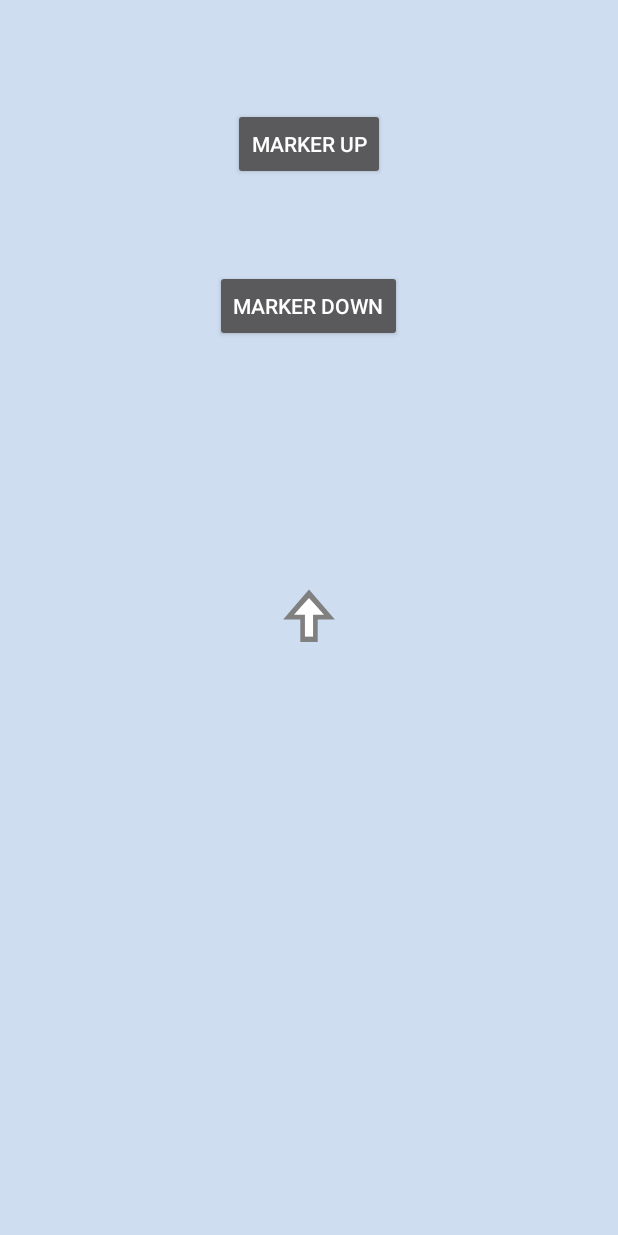
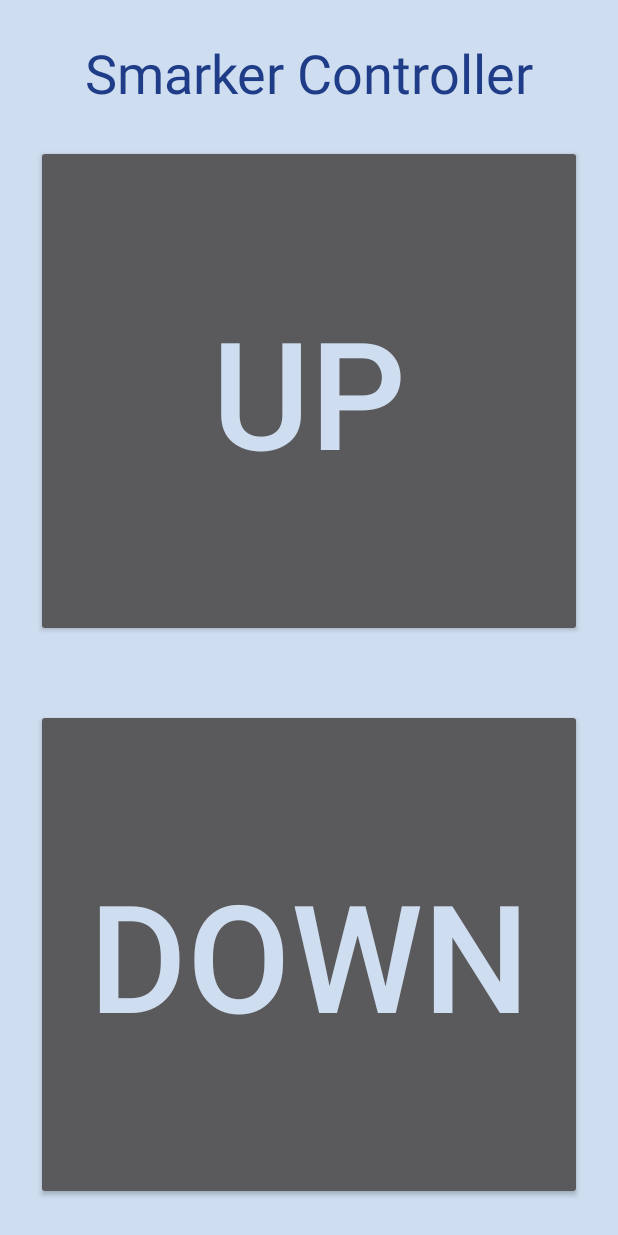
Before and after one commit to heynevets/Smarker, an Android app: the screen it shows after launch (ControlPanel), on a phone screen of 412 x 824 dp. Run offline under Robolectric (Android 15) with nearby library versions, the phone set to English and light mode, and no system bars.

Commit message:
add deliverables

```diff
--- a/Android/app/build.gradle
+++ b/Android/app/build.gradle
@@ -6,7 +6,7 @@ android {
     compileSdkVersion 28
     defaultConfig {
         applicationId "com.tingyuyeh.smarkerandroid"
-        minSdkVersion 23
+        minSdkVersion 21
         targetSdkVersion 28
         versionCode 1
         versionName "1.0"
--- a/Android/app/src/main/java/com/tingyuyeh/smarkerandroid/ControlPanel.java
+++ b/Android/app/src/main/java/com/tingyuyeh/smarkerandroid/ControlPanel.java
@@ -53,37 +53,37 @@ public class ControlPanel extends AppCompatActivity {
             }
         });
 
-        animation_view = findViewById(R.id.animation_view);
-        animation_view.setOnClickListener(new View.OnClickListener() {
-            @Override
-            public void onClick(View v) {
-                animation_view.playAnimation();
-            }
-        });
-
-
-        animation_view.addAnimatorListener(new Animator.AnimatorListener() {
-            @Override
-            public void onAnimationStart(Animator animation) {
-                Log.e("Animation:","start");
-            }
-
-            @Override
-            public void onAnimationEnd(Animator animation) {
-                Log.e("Animation:","end");
-                animation_view.setProgress(0);
-            }
-
-            @Override
-            public void onAnimationCancel(Animator animation) {
-                Log.e("Animation:","cancel");
-            }
-
-            @Override
-            public void onAnimationRepeat(Animator animation) {
-                Log.e("Animation:","repeat");
-            }
-        });
+//        animation_view = findViewById(R.id.animation_view);
+//        animation_view.setOnClickListener(new View.OnClickListener() {
+//            @Override
+//            public void onClick(View v) {
+//                animation_view.playAnimation();
+//            }
+//        });
+//
+//
+//        animation_view.addAnimatorListener(new Animator.AnimatorListener() {
+//            @Override
+//            public void onAnimationStart(Animator animation) {
+//                Log.e("Animation:","start");
+//            }
+//
+//            @Override
+//            public void onAnimationEnd(Animator animation) {
+//                Log.e("Animation:","end");
+//                animation_view.setProgress(0);
+//            }
+//
+//            @Override
+//            public void onAnimationCancel(Animator animation) {
+//                Log.e("Animation:","cancel");
+//            }
+//
+//            @Override
+//            public void onAnimationRepeat(Animator animation) {
+//                Log.e("Animation:","repeat");
+//            }
+//        });
     }
 
     class RetrieveFeedTask extends AsyncTask<String, Void, HttpResponse> {
--- a/Android/app/src/main/res/layout/activity_control_panel.xml
+++ b/Android/app/src/main/res/layout/activity_control_panel.xml
@@ -7,40 +7,61 @@
     android:background="@color/colorAccent"
     tools:context=".ControlPanel">
 
-    <com.airbnb.lottie.LottieAnimationView
-        android:id="@+id/animation_view"
-        android:layout_width="60dp"
-        android:layout_height="60dp"
-        app:layout_constraintBottom_toBottomOf="parent"
-        app:layout_constraintEnd_toEndOf="parent"
-        app:layout_constraintStart_toStartOf="parent"
-        app:layout_constraintTop_toTopOf="parent"
-        app:lottie_autoPlay="false"
-        app:lottie_loop="false"
-        app:lottie_rawRes="@raw/upvote" />
+    <!--<com.airbnb.lottie.LottieAnimationView-->
+        <!--android:id="@+id/animation_view"-->
+        <!--android:layout_width="60dp"-->
+        <!--android:layout_height="60dp"-->
+        <!--app:layout_constraintBottom_toBottomOf="parent"-->
+        <!--app:layout_constraintEnd_toEndOf="parent"-->
+        <!--app:layout_constraintStart_toStartOf="parent"-->
+        <!--app:layout_constraintTop_toTopOf="parent"-->
+        <!--app:lottie_autoPlay="false"-->
+        <!--app:lottie_loop="false"-->
+        <!--app:lottie_rawRes="@raw/upvote" />-->
 
     <Button
         android:id="@+id/button_up"
-        android:layout_width="wrap_content"
-        android:layout_height="wrap_content"
-        android:layout_marginStart="161dp"
-        android:layout_marginTop="72dp"
-        android:layout_marginEnd="162dp"
-        android:text="Marker Up"
+        android:layout_width="0dp"
+        android:layout_height="0dp"
+        android:layout_marginStart="24dp"
+        android:layout_marginTop="24dp"
+        android:layout_marginEnd="24dp"
+        android:layout_marginBottom="24dp"
+        android:text="UP"
+        android:textColor="@color/colorAccent"
+        android:textSize="100sp"
+        app:layout_constraintBottom_toTopOf="@+id/button_down"
         app:layout_constraintEnd_toEndOf="parent"
         app:layout_constraintStart_toStartOf="parent"
-        app:layout_constraintTop_toTopOf="parent" />
+        app:layout_constraintTop_toBottomOf="@+id/textView" />
 
     <Button
         android:id="@+id/button_down"
-        android:layout_width="wrap_content"
-        android:layout_height="wrap_content"
-        android:layout_marginStart="161dp"
-        android:layout_marginTop="60dp"
-        android:layout_marginEnd="162dp"
-        android:text="Marker Down"
+        android:layout_width="0dp"
+        android:layout_height="0dp"
+        android:layout_marginStart="24dp"
+        android:layout_marginTop="24dp"
+        android:layout_marginEnd="24dp"
+        android:layout_marginBottom="24dp"
+        android:text="Down"
+        android:textColor="@color/colorAccent"
+        android:textSize="100sp"
+        app:layout_constraintBottom_toBottomOf="parent"
         app:layout_constraintEnd_toEndOf="parent"
         app:layout_constraintStart_toStartOf="parent"
         app:layout_constraintTop_toBottomOf="@+id/button_up" />
 
+    <TextView
+        android:id="@+id/textView"
+        android:layout_width="wrap_content"
+        android:layout_height="wrap_content"
+        android:layout_marginTop="24dp"
+        android:text="Smarker Controller"
+        android:textColor="@color/colorText"
+        android:textSize="36sp"
+        app:layout_constraintEnd_toEndOf="parent"
+        app:layout_constraintStart_toStartOf="parent"
+        app:layout_constraintTop_toTopOf="parent"
+        app:layout_constraintVertical_chainStyle="spread_inside" />
+
 </android.support.constraint.ConstraintLayout>
```
Also changed, not shown: 1 other file.
